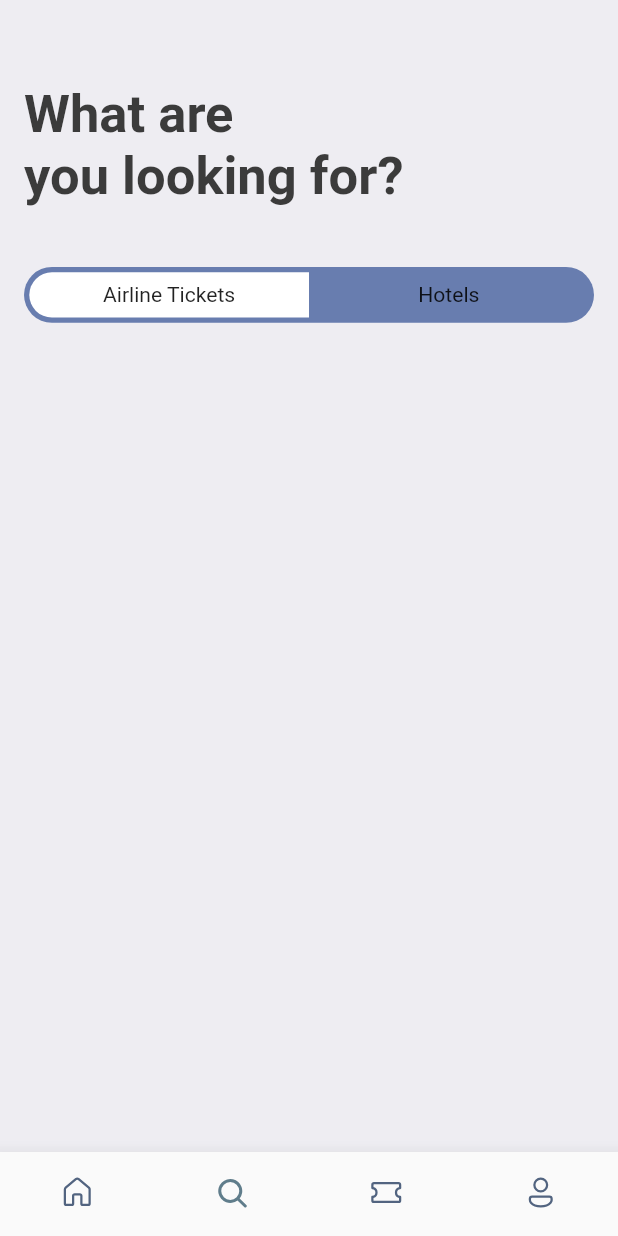
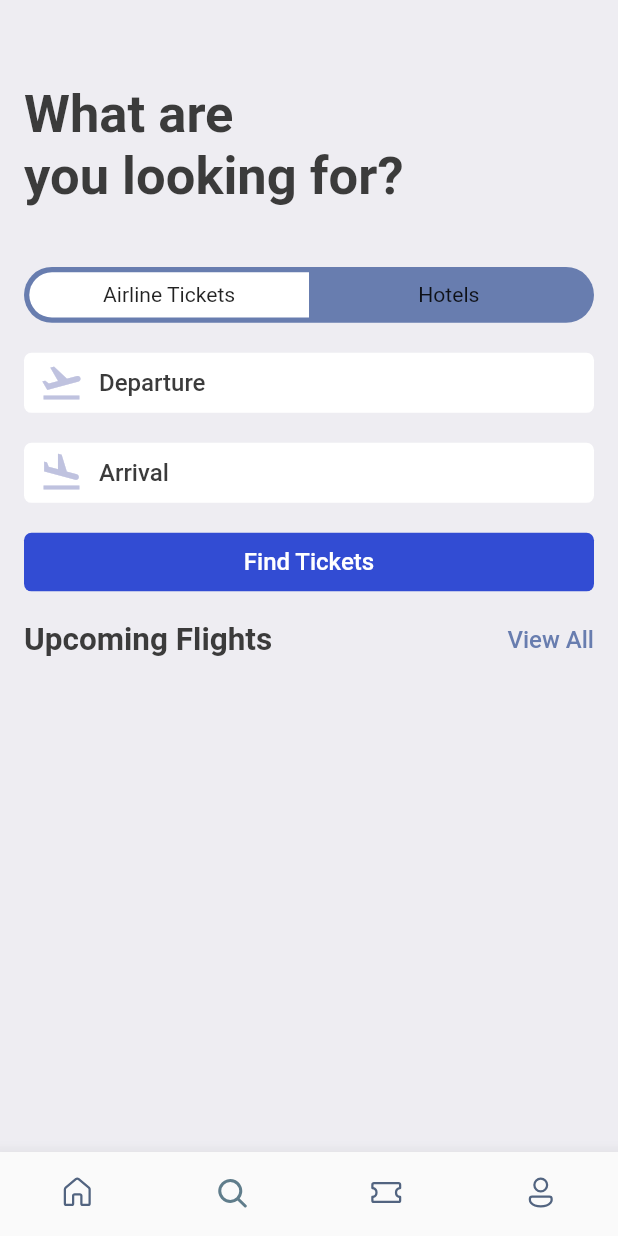
Before and after one commit to jeclauden/travel, a Flutter app: the screen it shows after launch, item 2 of the bottom bar chosen, on a phone screen of 412 x 824 dp. Run offline on Flutter 3.47's test engine with Material 2 defaults, Android fonts, the phone set to English and light mode, and no system bars; our stand-ins replace fluentui_icons, gap.

Commit message:
Finish search screen

```diff
--- a/lib/screens/search.dart
+++ b/lib/screens/search.dart
@@ -2,6 +2,9 @@ import 'package:flutter/material.dart';
 import 'package:gap/gap.dart';
 import 'package:travel/utils/app_layout.dart';
 import 'package:travel/utils/app_styles.dart';
+import 'package:travel/widgets/button.dart';
+import 'package:travel/widgets/search_form.dart';
+import 'package:travel/widgets/view_all.dart';
 
 class Search extends StatelessWidget {
   const Search({Key? key}) : super(key: key);
@@ -57,6 +60,20 @@ class Search extends StatelessWidget {
               ),
             ),
           ),
+          const Gap(20),
+          const SearchForm(
+            title: "Departure",
+            icon: Icons.flight_takeoff,
+          ),
+          const Gap(20),
+          const SearchForm(title: "Arrival", icon: Icons.flight_land),
+          const Gap(20),
+          const Button(),
+          const Gap(20),
+          const DoubleText(
+            bigText: "Upcoming Flights",
+            smallText: "View All",
+          ),
         ],
       ),
     );
--- a/lib/utils/app_styles.dart
+++ b/lib/utils/app_styles.dart
@@ -9,6 +9,7 @@ class Styles {
   static Color bgColor = const Color(0xFFeeedf2);
   static Color greyColor = const Color(0xFF526799);
   static Color orangeColor = const Color(0xFFF37B67);
+  static Color blueColor = const Color(0xD91130CE);
   // Text styles
   static TextStyle textStyle = TextStyle(
     fontSize: 16,
--- /dev/null
+++ b/lib/widgets/button.dart
@@ -0,0 +1,23 @@
+import 'package:flutter/material.dart';
+import 'package:travel/utils/app_styles.dart';
+
+class Button extends StatelessWidget {
+  const Button({Key? key}) : super(key: key);
+
+  @override
+  Widget build(BuildContext context) {
+    return Container(
+      padding: const EdgeInsets.all(10),
+      decoration: BoxDecoration(
+        borderRadius: BorderRadius.circular(5),
+        color: Styles.blueColor,
+      ),
+      child: Center(
+        child: Text(
+          "Find Tickets",
+          style: Styles.textStyle.copyWith(color: Colors.white),
+        ),
+      ),
+    );
+  }
+}
--- /dev/null
+++ b/lib/widgets/search_form.dart
@@ -0,0 +1,41 @@
+import 'package:flutter/material.dart';
+import 'package:gap/gap.dart';
+import 'package:travel/utils/app_styles.dart';
+
+class SearchForm extends StatelessWidget {
+  final String title;
+  final IconData? icon;
+  const SearchForm({
+    Key? key,
+    required this.title,
+    required this.icon,
+  }) : super(key: key);
+
+  @override
+  Widget build(BuildContext context) {
+    return Container(
+      padding: const EdgeInsets.symmetric(
+        horizontal: 10,
+        vertical: 5,
+      ),
+      decoration: BoxDecoration(
+        borderRadius: BorderRadius.circular(5),
+        color: Colors.white,
+      ),
+      child: Row(
+        children: [
+          Icon(
+            icon,
+            color: const Color(0xFFBFC2DF),
+            size: 30,
+          ),
+          const Gap(10),
+          Text(
+            title,
+            style: Styles.textStyle,
+          ),
+        ],
+      ),
+    );
+  }
+}
--- /dev/null
+++ b/lib/widgets/view_all.dart
@@ -0,0 +1,33 @@
+import 'package:flutter/material.dart';
+import 'package:travel/utils/app_styles.dart';
+
+class DoubleText extends StatelessWidget {
+  final String bigText;
+  final String smallText;
+
+  const DoubleText({
+    Key? key,
+    required this.bigText,
+    required this.smallText,
+  }) : super(key: key);
+
+  @override
+  Widget build(BuildContext context) {
+    return Row(
+      mainAxisAlignment: MainAxisAlignment.spaceBetween,
+      children: [
+        Text(
+          bigText,
+          style: Styles.headLineStyle_2,
+        ),
+        InkWell(
+          onTap: () {},
+          child: Text(
+            smallText,
+            style: Styles.textStyle.copyWith(color: Styles.primaryColor),
+          ),
+        ),
+      ],
+    );
+  }
+}
```
Also changed, not shown: lib/screens/home_screen.dart (+11 -34 lines), lib/widgets/hotel.dart (+4 -4 lines), 2 other files.
